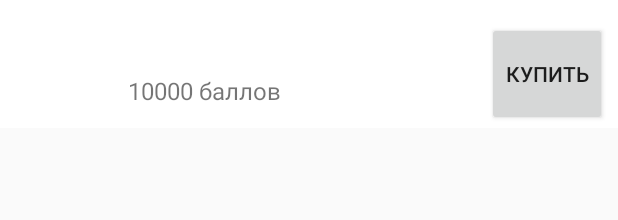
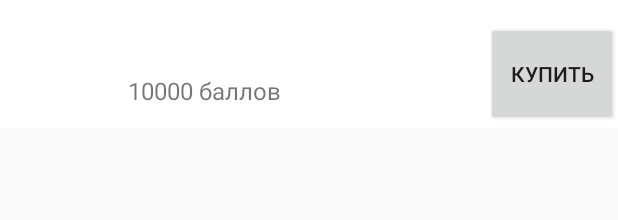
Before and after one commit to CracklyBody/BelGuide, an Android app: the layout item_market_list.xml on its own in the app's theme, with its tools: preview values and no code run, on a phone screen of 412 x 824 dp. Shown: the top 220 px of the screen. Run offline under Robolectric (Android 15) with nearby library versions, the phone set to English and light mode, and no system bars.

Commit message:
corrected market item display

```diff
--- a/app/build.gradle
+++ b/app/build.gradle
@@ -8,7 +8,7 @@ android {
 
     defaultConfig {
         applicationId "com.example.testframe"
-        minSdkVersion 28
+        minSdkVersion 27
         targetSdkVersion 28
         versionCode 1
         versionName "1.0"
--- a/app/src/main/res/layout/item_market_list.xml
+++ b/app/src/main/res/layout/item_market_list.xml
@@ -61,10 +61,9 @@
         app:layout_constraintTop_toBottomOf="@+id/market_item_text" />
     <Button
         android:id="@+id/buy_button"
-        android:layout_width="80dp"
+        android:layout_width="wrap_content"
         android:layout_height="69dp"
         android:text="Купить"
-        app:layout_constraintStart_toEndOf="@+id/market_item_text"
         app:layout_constraintTop_toTopOf="@+id/market_item_text"
         app:layout_constraintRight_toRightOf="parent"
         android:layout_marginLeft="11dp" />
```
Also changed, not shown: app/src/main/res/layout/fragment_market.xml (+8 -7 lines).
